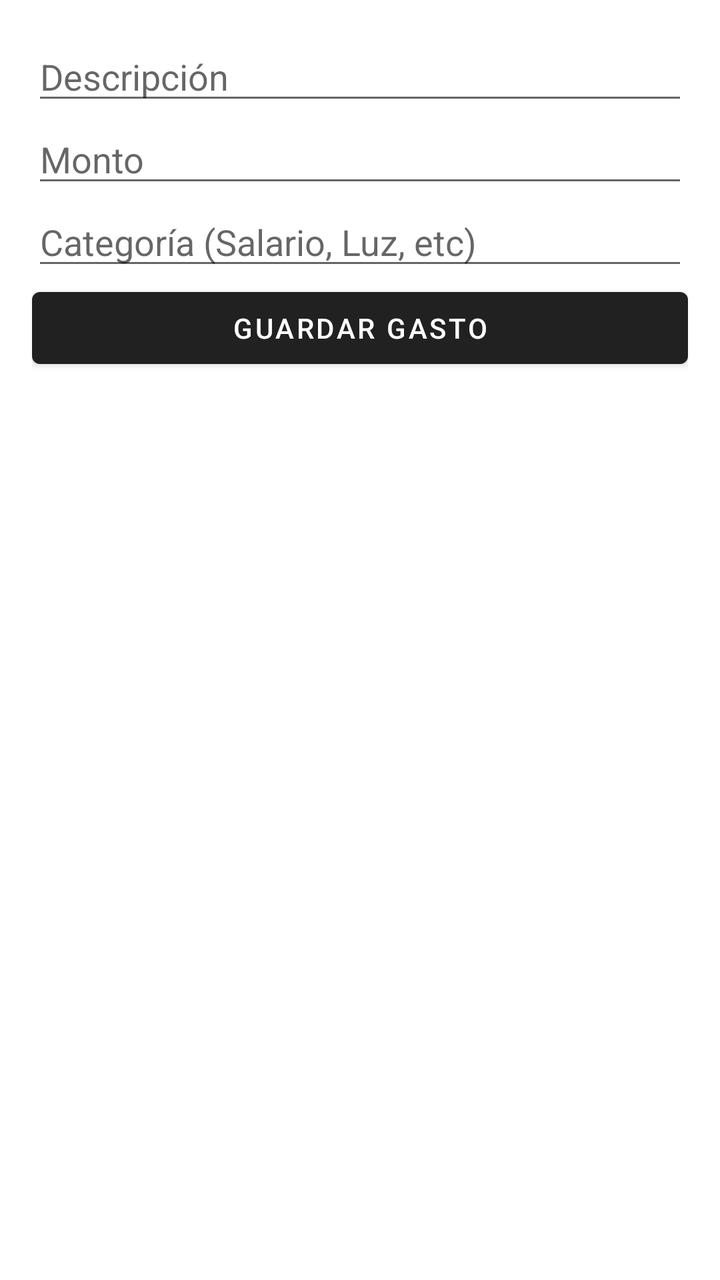
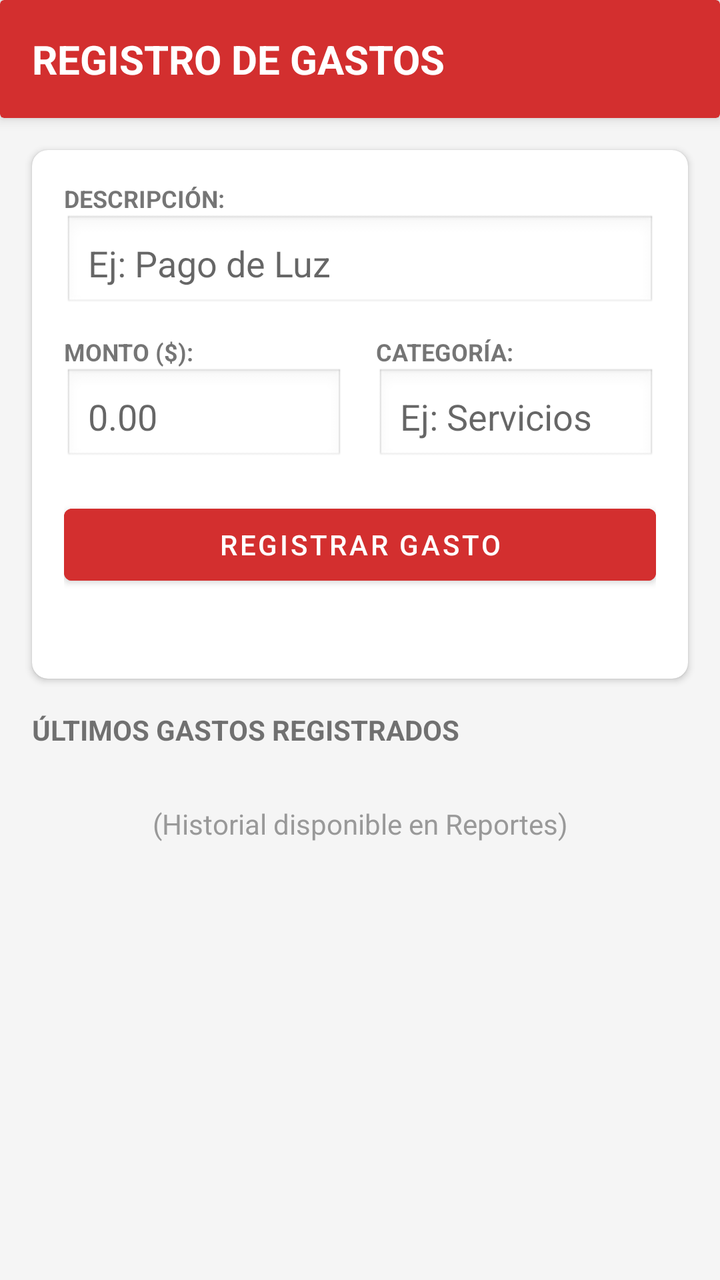

Screens rendered from an Android XML layout before and after an edit, with the pre-edit source and the edit as a unified diff.
<!-- AndroidManifest.xml: application theme Theme.MaterialComponents.DayNight.DarkActionBar -->
<!-- res/layout/activity_expense.xml -->
<?xml version="1.0" encoding="utf-8"?>
<LinearLayout
    xmlns:android="http://schemas.android.com/apk/res/android"
    android:orientation="vertical"
    android:padding="16dp"
    android:layout_width="match_parent"
    android:layout_height="match_parent">

    <EditText
        android:id="@+id/etDescription"
        android:hint="Descripción"
        android:layout_width="match_parent"
        android:layout_height="wrap_content"/>

    <EditText
        android:id="@+id/etAmount"
        android:hint="Monto"
        android:inputType="numberDecimal"
        android:layout_width="match_parent"
        android:layout_height="wrap_content"/>

    <EditText
        android:id="@+id/etCategory"
        android:hint="Categoría (Salario, Luz, etc)"
        android:layout_width="match_parent"
        android:layout_height="wrap_content"/>

    <Button
        android:id="@+id/btnSaveExpense"
        android:text="Guardar Gasto"
        android:layout_width="match_parent"
        android:layout_height="wrap_content"/>

    <TextView
        android:id="@+id/txtStatus"
        android:paddingTop="16dp"
        android:layout_width="match_parent"
        android:layout_height="wrap_content"/>

</LinearLayout>
<!-- resources referenced by this layout -->
<resources>

</resources>

<!-- the commit's change to res/layout/activity_expense.xml (unified diff, before → after) -->
@@ -1,39 +1,145 @@
 <?xml version="1.0" encoding="utf-8"?>
-<LinearLayout
-    xmlns:android="http://schemas.android.com/apk/res/android"
+<LinearLayout xmlns:android="http://schemas.android.com/apk/res/android"
+    xmlns:app="http://schemas.android.com/apk/res-auto"
+    android:layout_width="match_parent"
+    android:layout_height="match_parent"
     android:orientation="vertical"
-    android:padding="16dp"
-    android:layout_width="match_parent"
-    android:layout_height="match_parent">
+    android:background="#F5F5F5">
 
-    <EditText
-        android:id="@+id/etDescription"
-        android:hint="Descripción"
+    
+    <androidx.cardview.widget.CardView
         android:layout_width="match_parent"
+        android:layout_height="wrap_content"
+        app:cardElevation="4dp"
+        app:cardBackgroundColor="#D32F2F"> 
+        
+        <TextView
+            android:text="REGISTRO DE GASTOS"
+            android:textSize="20sp"
+            android:textStyle="bold"
+            android:textColor="#FFFFFF"
+            android:padding="16dp"
+            android:layout_width="match_parent"
+            android:layout_height="wrap_content"/>
+    </androidx.cardview.widget.CardView>
+
+    
+    <androidx.cardview.widget.CardView
+        android:layout_margin="16dp"
+        android:layout_width="match_parent"
+        android:layout_height="wrap_content"
+        app:cardCornerRadius="8dp">
+
+        <LinearLayout
+            android:padding="16dp"
+            android:orientation="vertical"
+            android:layout_width="match_parent"
+            android:layout_height="wrap_content">
+
+            <TextView
+                android:text="DESCRIPCIÓN:"
+                android:textSize="12sp"
+                android:textStyle="bold"
+                android:layout_width="wrap_content"
+                android:layout_height="wrap_content"/>
+
+            <EditText
+                android:id="@+id/etDescription"
+                android:hint="Ej: Pago de Luz"
+                android:inputType="textCapSentences"
+                android:background="@android:drawable/edit_text"
+                android:padding="12dp"
+                android:layout_marginBottom="12dp"
+                android:layout_width="match_parent"
+                android:layout_height="wrap_content"/>
+
+            <LinearLayout
+                android:orientation="horizontal"
+                android:layout_width="match_parent"
+                android:layout_height="wrap_content">
+
+                <LinearLayout
+                    android:orientation="vertical"
+                    android:layout_weight="1"
+                    android:layout_marginEnd="8dp"
+                    android:layout_width="0dp"
+                    android:layout_height="wrap_content">
+                    
+                    <TextView
+                        android:text="MONTO ($):"
+                        android:textSize="12sp"
+                        android:textStyle="bold"
+                        android:layout_width="wrap_content"
+                        android:layout_height="wrap_content"/>
+
+                    <EditText
+                        android:id="@+id/etAmount"
+                        android:hint="0.00"
+                        android:inputType="numberDecimal"
+                        android:background="@android:drawable/edit_text"
+                        android:padding="12dp"
+                        android:layout_width="match_parent"
+                        android:layout_height="wrap_content"/>
+                </LinearLayout>
+
+                <LinearLayout
+                    android:orientation="vertical"
+                    android:layout_weight="1"
+                    android:layout_marginStart="8dp"
+                    android:layout_width="0dp"
+                    android:layout_height="wrap_content">
+                    
+                    <TextView
+                        android:text="CATEGORÍA:"
+                        android:textSize="12sp"
+                        android:textStyle="bold"
+                        android:layout_width="wrap_content"
+                        android:layout_height="wrap_content"/>
+
+                    <EditText
+                        android:id="@+id/etCategory"
+                        android:hint="Ej: Servicios"
+                        android:background="@android:drawable/edit_text"
+                        android:padding="12dp"
+                        android:layout_width="match_parent"
+                        android:layout_height="wrap_content"/>
+                </LinearLayout>
+            </LinearLayout>
+
+            <Button
+                android:id="@+id/btnSaveExpense"
+                android:text="REGISTRAR GASTO"
+                android:backgroundTint="#D32F2F"
+                android:layout_marginTop="16dp"
+                android:layout_width="match_parent"
+                android:layout_height="wrap_content"/>
+                
+            <TextView
+                android:id="@+id/txtStatus"
+                android:gravity="center"
+                android:layout_marginTop="8dp"
+                android:textColor="#666"
+                android:layout_width="match_parent"
+                android:layout_height="wrap_content"/>
+        </LinearLayout>
+    </androidx.cardview.widget.CardView>
+
+    
+    <TextView
+        android:text="ÚLTIMOS GASTOS REGISTRADOS"
+        android:textSize="14sp"
+        android:textStyle="bold"
+        android:layout_marginStart="16dp"
+        android:layout_marginBottom="8dp"
+        android:layout_width="wrap_content"
         android:layout_height="wrap_content"/>
 
-    <EditText
-        android:id="@+id/etAmount"
-        android:hint="Monto"
-        android:inputType="numberDecimal"
-        android:layout_width="match_parent"
-        android:layout_height="wrap_content"/>
-
-    <EditText
-        android:id="@+id/etCategory"
-        android:hint="Categoría (Salario, Luz, etc)"
-        android:layout_width="match_parent"
-        android:layout_height="wrap_content"/>
-
-    <Button
-        android:id="@+id/btnSaveExpense"
-        android:text="Guardar Gasto"
-        android:layout_width="match_parent"
-        android:layout_height="wrap_content"/>
-
+    
     <TextView
-        android:id="@+id/txtStatus"
-        android:paddingTop="16dp"
+        android:text="(Historial disponible en Reportes)"
+        android:gravity="center"
+        android:padding="20dp"
+        android:textColor="#999"
         android:layout_width="match_parent"
         android:layout_height="wrap_content"/>
 
